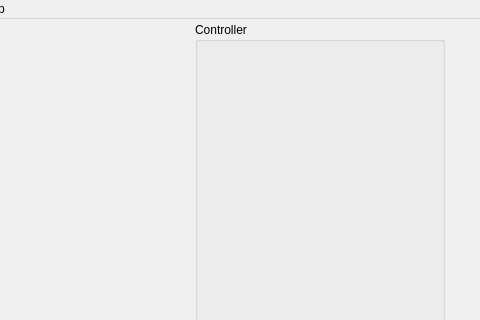
Old version of the form froms/mainwindow.ui in the repository RichaoWang/RobotSimulation; both pictures show x 82 to 562 and y 0 to 320 of the 804 by 607 pixel window.
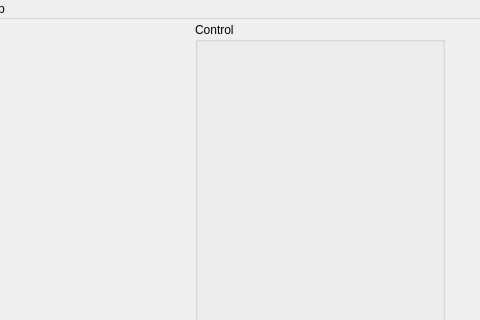
New version of the form.

The edit to the form file:
```diff
--- a/froms/mainwindow.ui
+++ b/froms/mainwindow.ui
@@ -48,7 +48,7 @@
        </size>
       </property>
       <property name="title">
-       <string>Controller</string>
+       <string>Control</string>
       </property>
       <layout class="QGridLayout" name="gridLayout">
        <property name="leftMargin">
```
